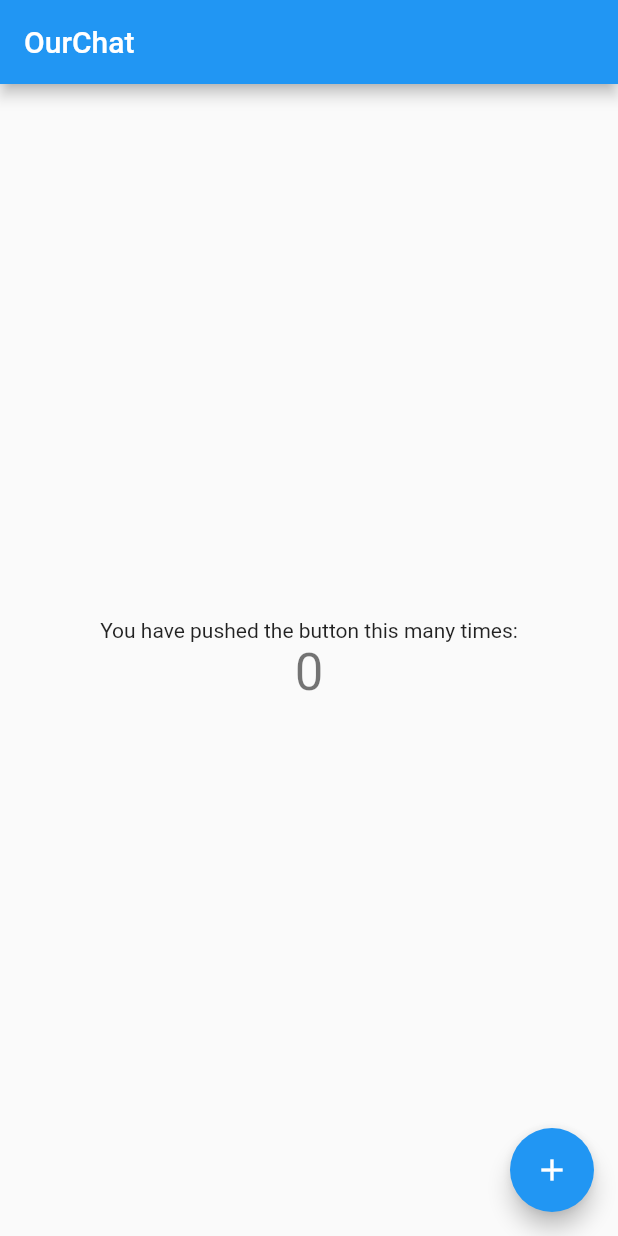
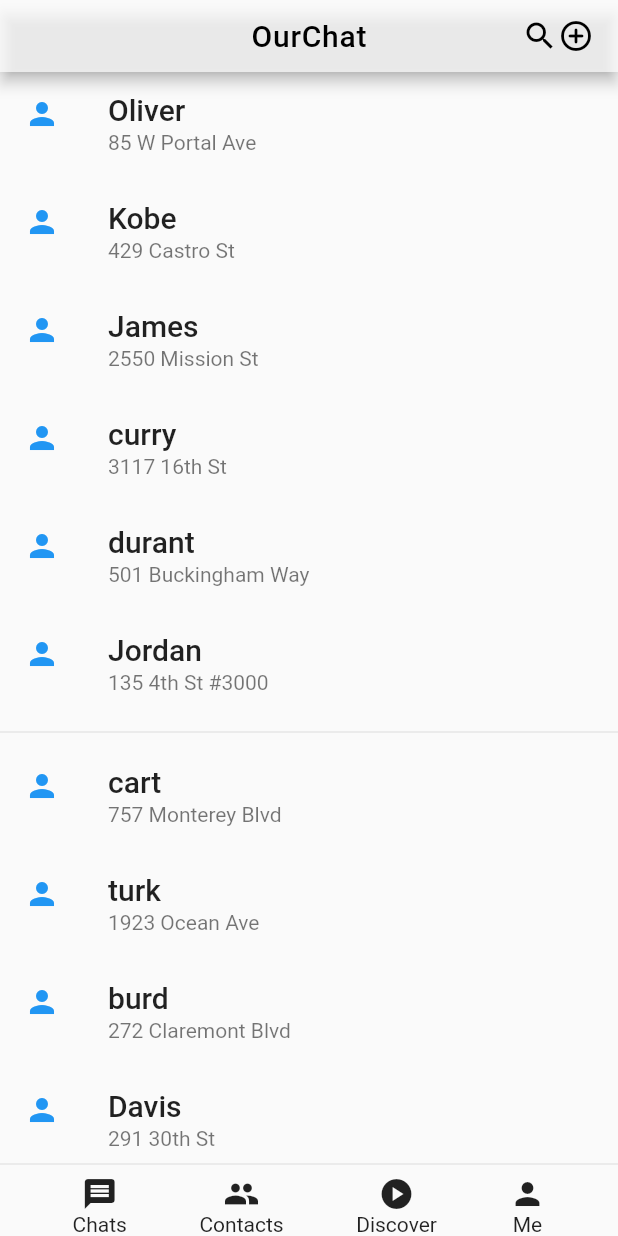
Before and after one commit to hxcode/ourchat, a Flutter app: the screen it shows after launch, on a phone screen of 412 x 824 dp. Run offline on Flutter 3.47's test engine with Material 2 defaults, Android fonts, the phone set to English and light mode, and no system bars.

Commit message:
feat : add homepage mock  wechat

```diff
--- a/flutter_chat/lib/main.dart
+++ b/flutter_chat/lib/main.dart
@@ -35,31 +35,116 @@ class _MyHomePageState extends State<MyHomePage> {
     });
   }
 
+  ListTile _tile(String title, String subtitle, IconData icon) => ListTile(
+        title: Text(title,
+            style: TextStyle(
+              fontWeight: FontWeight.w500,
+              fontSize: 20,
+            )),
+        subtitle: Text(subtitle),
+        leading: Icon(
+          icon,
+          color: Colors.blue[500],
+        ),
+      );
+
   @override
   Widget build(BuildContext context) {
     return Scaffold(
       appBar: AppBar(
-        title: Text(widget.title),
+        centerTitle: true,
+        toolbarHeight: 48.0,
+        backgroundColor: Colors.white70,
+        title: Stack(
+          children: [
+            Container(
+              alignment: Alignment.center,
+              child: Text(
+                widget.title,
+                style: TextStyle(
+                  color: Colors.black,
+                  fontFamily: 'Roboto',
+                  letterSpacing: 0.5,
+                ),
+              ),
+            ),
+            Container(
+              alignment: Alignment.topRight,
+              // padding: EdgeInsets.only(right: 10),
+              child: Row(
+                mainAxisAlignment: MainAxisAlignment.end,
+                children: [
+                  Icon(
+                    Icons.search,
+                    color: Colors.black,
+                  ),
+                  Icon(
+                    Icons.add_circle_outline_rounded,
+                    color: Colors.black,
+                  ),
+                ],
+              ),
+            ),
+          ],
+        ),
       ),
       body: Center(
         child: Column(
           mainAxisAlignment: MainAxisAlignment.center,
           children: <Widget>[
-            Text(
-              'You have pushed the button this many times:',
+            Expanded(
+              flex: 9,
+              child: ListView(
+                children: [
+                  _tile('Oliver', '85 W Portal Ave', Icons.person),
+                  _tile('Kobe', '429 Castro St', Icons.person),
+                  _tile('James', '2550 Mission St', Icons.person),
+                  _tile('curry', '3117 16th St', Icons.person),
+                  _tile('durant', '501 Buckingham Way', Icons.person),
+                  _tile('Jordan', '135 4th St #3000', Icons.person),
+                  Divider(),
+                  _tile('cart', '757 Monterey Blvd', Icons.person),
+                  _tile('turk', '1923 Ocean Ave', Icons.person),
+                  _tile('burd ', '272 Claremont Blvd', Icons.person),
+                  _tile('Davis', '291 30th St', Icons.person),
+                ],
+              ),
             ),
-            Text(
-              '$_counter',
-              style: Theme.of(context).textTheme.headline4,
+            Divider(),
+            Container(
+              child: Row(
+                mainAxisAlignment: MainAxisAlignment.spaceEvenly,
+                children: [
+                  Column(
+                    children: [
+                      Icon(Icons.message),
+                      Text('Chats'),
+                    ],
+                  ),
+                  Column(
+                    children: [
+                      Icon(Icons.people),
+                      Text('Contacts'),
+                    ],
+                  ),
+                  Column(
+                    children: [
+                      Icon(Icons.play_circle),
+                      Text('Discover'),
+                    ],
+                  ),
+                  Column(
+                    children: [
+                      Icon(Icons.person),
+                      Text('Me'),
+                    ],
+                  ),
+                ],
+              ),
             ),
           ],
         ),
       ),
-      floatingActionButton: FloatingActionButton(
-        onPressed: _incrementCounter,
-        tooltip: 'Increment',
-        child: Icon(Icons.add),
-      ),
     );
   }
 }
```
